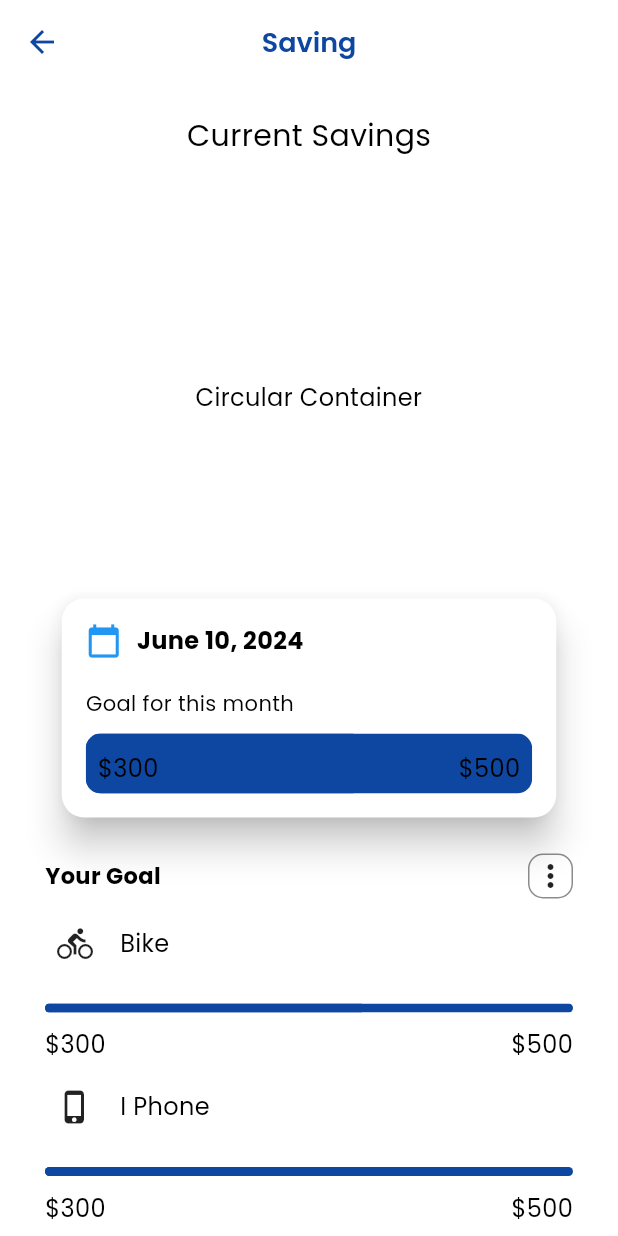
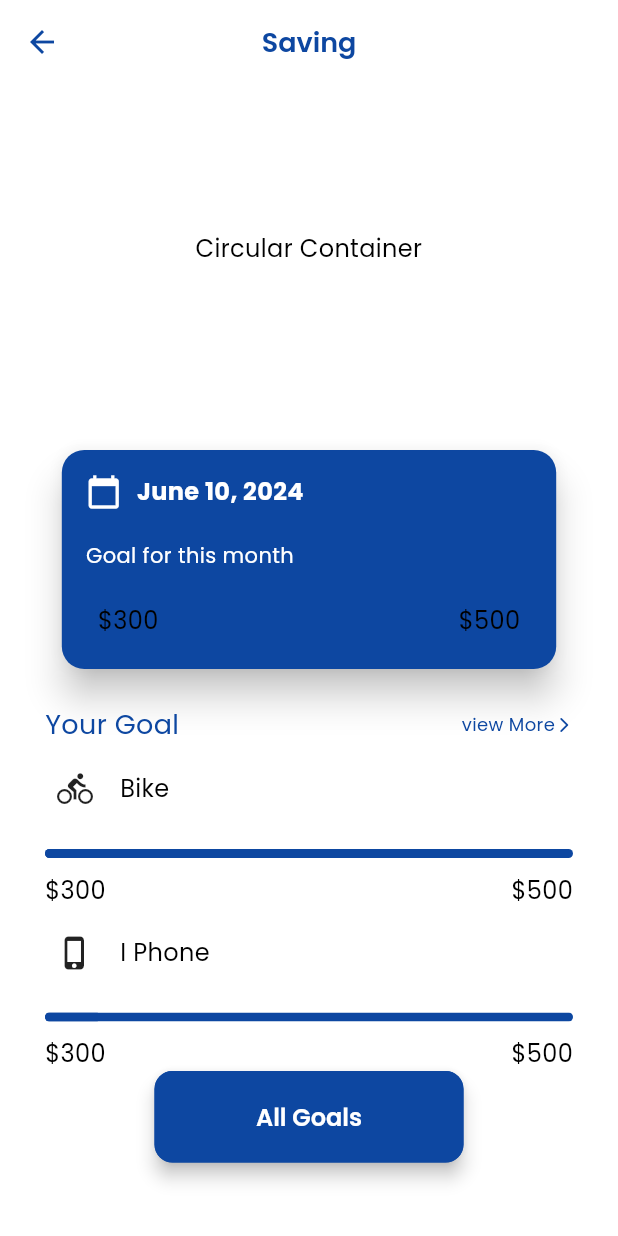
Before and after one commit to mr-luckey/expence_manager, a Flutter app: the HomeScreen screen opened directly, after a tap on "Saving", on a phone screen of 412 x 824 dp. Run offline on Flutter 3.47's test engine with Material 3 defaults, Android fonts, the phone set to English and light mode, and no system bars; our stand-ins replace curved_labeled_navigation_bar, fl_chart, get, google_fonts, hive, hive_flutter and 2 more; missing offline and left inert: any_animated_button, calendar_timeline_sbk, random_color_scheme, tab_container; accounts and stored records are empty.

Commit message:
theme applied with minor fixes

```diff
--- a/lib/Views/Home_screen.dart
+++ b/lib/Views/Home_screen.dart
@@ -71,7 +71,9 @@ class _HomeScreenState extends State<HomeScreen> {
             SizedBox(
               height: Get.height / 300,
             ),
-            CardNavigation(),
+            CardNavigation(
+              dark: dark,
+            ),
             SizedBox(
               height: Get.height / 50,
             ),
--- a/lib/Views/todo_screen.dart
+++ b/lib/Views/todo_screen.dart
@@ -6,6 +6,7 @@ import 'package:expence_manager/widgets/buttons.dart';
 import 'package:expence_manager/widgets/container.dart';
 import 'package:flutter/material.dart';
 import 'package:get/get.dart';
+import 'package:google_fonts/google_fonts.dart';
 
 class SavingPage extends StatefulWidget {
   const SavingPage({super.key});
@@ -15,7 +16,7 @@ class SavingPage extends StatefulWidget {
 }
 
 class _SavingPageState extends State<SavingPage> {
-  double progress = 0.6; // Example progress value
+  double progress = 0.1; // Example progress value
 
   @override
   Widget build(BuildContext context) {
@@ -31,20 +32,23 @@ class _SavingPageState extends State<SavingPage> {
       body: SingleChildScrollView(
         child: Column(
           children: [
-            SizedBox(height: 20), // Space between app bar and text
-            Center(
-              child: Text(
-                "Current Savings",
-                style: TextStyle(fontSize: 20),
-              ),
-            ),
-            SizedBox(height: 50), // Space between text and circular container
+            // SizedBox(height: 20), // Space between app bar and text
+            // Center(
+            //   child: Text(
+            //     "Current Savings",
+            //     style: TextStyle(
+            //         fontSize: 20,
+            //         color: dark ? Colors.white : Colors.blue.shade900),
+            //   ),
+            // ),
+            // SizedBox(height: 50), // Space between text and circular container
             Center(
               child: CustomContainer(),
             ),
             SizedBox(height: 20), // Space between circular container and card
             Center(
               child: Card(
+                color: dark ? Colors.white : Colors.blue.shade900,
                 elevation: 10,
                 shape: RoundedRectangleBorder(
                   borderRadius: BorderRadius.circular(15),
@@ -57,12 +61,17 @@ class _SavingPageState extends State<SavingPage> {
                     children: [
                       Row(
                         children: [
-                          Icon(Icons.calendar_today, color: Colors.blue),
+                          Icon(Icons.calendar_today,
+                              color:
+                                  dark ? Colors.blue.shade900 : Colors.white),
                           SizedBox(width: 10),
                           Text(
                             'June 10, 2024',
                             style: TextStyle(
-                                fontSize: 16, fontWeight: FontWeight.bold),
+                                fontSize: 16,
+                                fontWeight: FontWeight.bold,
+                                color:
+                                    dark ? Colors.blue.shade900 : Colors.white),
                           ),
                         ],
                       ),
@@ -71,6 +80,7 @@ class _SavingPageState extends State<SavingPage> {
                         'Goal for this month',
                         style: TextStyle(
                             fontSize: 14,
+                            color: dark ? Colors.blue.shade900 : Colors.white
                             //  color: Colors.black54
                             ),
                       ),
@@ -81,6 +91,10 @@ class _SavingPageState extends State<SavingPage> {
                             borderRadius: BorderRadius.circular(
                                 10), // Rounded edges for the task bar
                             child: LinearProgressIndicator(
+                              // backgroundColor: dark
+                              //     ? Colors.blue.shade900
+                              //     : Colors.blue.shade900.withOpacity(0.01),
+                              semanticsLabel: '\$800',
                               value: progress, // Example progress value
                               //backgroundColor: Colors.grey[300],
                               //  color: Colors.blue,
@@ -124,19 +138,13 @@ class _SavingPageState extends State<SavingPage> {
                   Row(
                     mainAxisAlignment: MainAxisAlignment.spaceBetween,
                     children: [
-                      Text(
-                        "Your Goal",
+                      Text("Your Goal",
                           style: TextStyle(
-                            fontSize: 15, fontWeight: FontWeight.bold),
-                      ),
-                      Container(
-                        height: 30,
-                        width: 30,
-                        decoration: BoxDecoration(
-                          borderRadius: BorderRadius.circular(10),
-                          border: Border.all(color: Colors.black45),
-                        ),
-                        child: InkWell(
+                            fontSize: 18,
+                            fontFamily: GoogleFonts.poppins().fontFamily,
+                            color: dark ? Colors.white : Colors.blue.shade900,
+                          )),
+                      InkWell(
                         onTap: () {
                           Navigator.push(
                               context,
@@ -144,7 +152,25 @@ class _SavingPageState extends State<SavingPage> {
                                   builder: (context) => YourGoal()));
                         },
                         child: Center(
-                            child: Icon(Icons.more_vert_rounded),
+                          child: Row(
+                            children: [
+                              Text(
+                                'view More',
+                                style: TextStyle(
+                                    fontSize: 12,
+                                    fontFamily:
+                                        GoogleFonts.poppins().fontFamily,
+                                    color: dark
+                                        ? Colors.white
+                                        : Colors.blue.shade900),
+                              ),
+                              Icon(
+                                Icons.arrow_forward_ios_rounded,
+                                size: 12,
+                                color:
+                                    dark ? Colors.white : Colors.blue.shade900,
+                              )
+                            ],
                           ),
                         ),
                       ),
@@ -285,16 +311,13 @@ class _SavingPageState extends State<SavingPage> {
                 ],
               ),
             ),
-            Padding(
-              padding: const EdgeInsets.all(15),
-              child: CustomElevatedButton(
+            CustomElevatedButton(
               isdark: dark,
-                label: '',
+              label: 'All Goals',
               onPressed: () {
                 Navigator.push(context,
                     MaterialPageRoute(builder: (context) => AddGoals()));
               },
-              ),
             )
           ],
         ),
--- a/lib/widgets/Card_navigation.dart
+++ b/lib/widgets/Card_navigation.dart
@@ -9,7 +9,8 @@ import 'package:get/get.dart';
 import 'package:tab_container/tab_container.dart';
 
 class CardNavigation extends StatefulWidget {
-  CardNavigation({super.key});
+  final dark;
+  CardNavigation({super.key, required this.dark});
 
   @override
   _CardNavigationState createState() => _CardNavigationState();
@@ -18,7 +19,7 @@ class CardNavigation extends StatefulWidget {
 class _CardNavigationState extends State<CardNavigation>
     with SingleTickerProviderStateMixin {
   late final TabController _controller;
-  late TextTheme textTheme;
+  // late TextTheme textTheme;
 
   @override
   void initState() {
@@ -26,11 +27,11 @@ class _CardNavigationState extends State<CardNavigation>
     _controller = TabController(vsync: this, length: 3);
   }
 
-  @override
-  void didChangeDependencies() {
-    textTheme = Theme.of(context).textTheme;
-    super.didChangeDependencies();
-  }
+  // @override
+  // void didChangeDependencies() {
+  //   textTheme = Theme.of(context).textTheme;
+  //   super.didChangeDependencies();
+  // }
 
   @override
   void dispose() {
@@ -40,8 +41,6 @@ class _CardNavigationState extends State<CardNavigation>
 
   @override
   Widget build(BuildContext context) {
-    final dark = ThemeProvider().isDarkMode(context);
-
     return Padding(
       padding: const EdgeInsets.only(
         right: 20.0,
@@ -52,7 +51,7 @@ class _CardNavigationState extends State<CardNavigation>
           AspectRatio(
             aspectRatio: 8 / 3,
             child: Card(
-              color: dark ? Colors.blue.shade900 : Colors.white,
+              color: widget.dark ? Colors.blue.shade900 : Colors.white,
               child: TabContainer(
                   borderRadius: BorderRadius.circular(20),
                   tabEdge: TabEdge.bottom,
@@ -71,19 +70,19 @@ class _CardNavigationState extends State<CardNavigation>
                       ),
                     );
                   },
-                  color: dark
+                  color: widget.dark
                       ? Color.fromARGB(255, 255, 255, 255)
                       : Colors.blue.shade900,
-                  selectedTextStyle: TextStyle(
-                      color: dark ? Colors.blue.shade900 : Colors.white,
+                  // selectedTextStyle: TextStyle(
+                  //     color: widget.dark ? Colors.blue.shade900 : Colors.white,
 
-                      ///TODO: dark mode fixes required
-                      fontSize: 12,
-                      fontWeight: FontWeight.bold),
-                  unselectedTextStyle: TextStyle(
-                      color: dark ? Colors.white : Colors.blue.shade900,
-                      fontSize: 12,
-                      fontWeight: FontWeight.bold),
+                  //     ///TODO: dark mode fixes required
+                  //     fontSize: 12,
+                  //     fontWeight: FontWeight.bold),
+                  // unselectedTextStyle: TextStyle(
+                  //     color: widget.dark ? Colors.white : Colors.blue.shade900,
+                  //     fontSize: 12,
+                  //     fontWeight: FontWeight.bold),
                   tabs: [
                     Tab(
                       text: 'Total Salary',
@@ -109,7 +108,7 @@ class _CardNavigationState extends State<CardNavigation>
                             Text(
                               '  \$ 1000',
                               style: TextStyle(
-                                  color: dark
+                                  color: widget.dark
                                       ? Colors.blue.shade900
                                       : Colors.white,
                                   fontSize: 20,
@@ -133,7 +132,7 @@ class _CardNavigationState extends State<CardNavigation>
                             Text(
                               '  \$ 1000',
                               style: TextStyle(
-                                  color: dark
+                                  color: widget.dark
                                       ? Colors.blue.shade900
                                       : Colors.white,
                                   fontSize: 20,
@@ -157,7 +156,7 @@ class _CardNavigationState extends State<CardNavigation>
                             Text(
                               '  \$ 1000',
                               style: TextStyle(
-                                  color: dark
+                                  color: widget.dark
                                       ? Colors.blue.shade900
                                       : Colors.white,
                                   fontSize: 20,
```
Also changed, not shown: lib/Views/Add_screen.dart (+9 -4 lines), lib/Views/alert_screen.dart (+27 -6 lines), lib/Views/setting_screen.dart (+27 -11 lines). Lines whose indentation alone changed are shown as unchanged.
